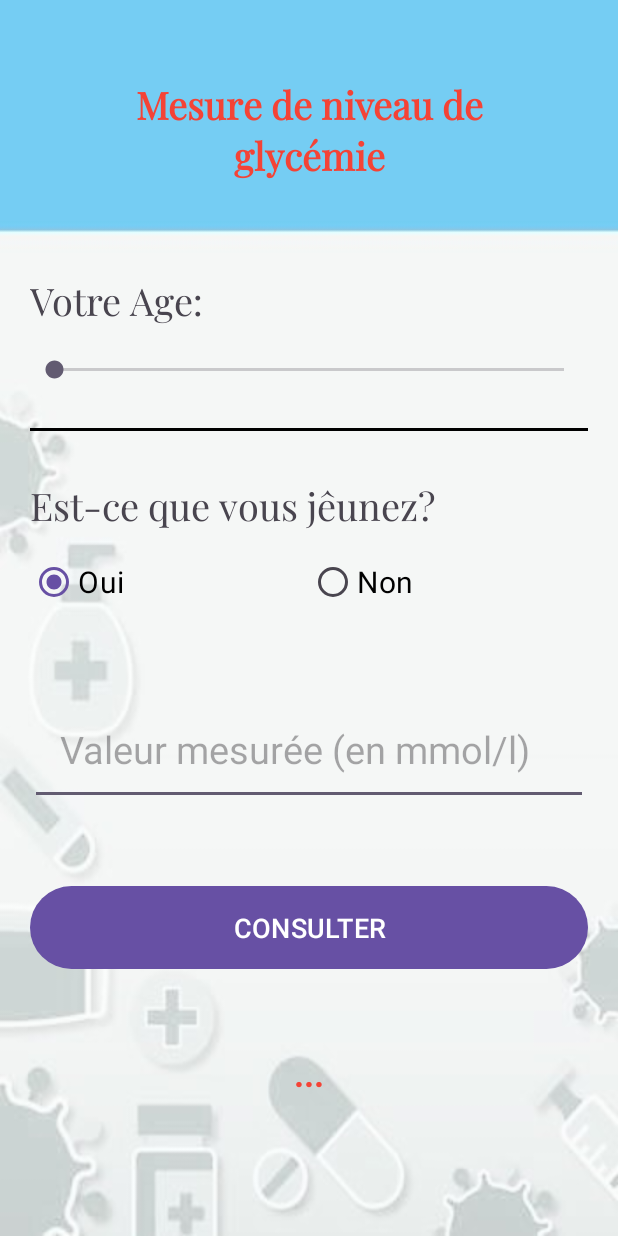
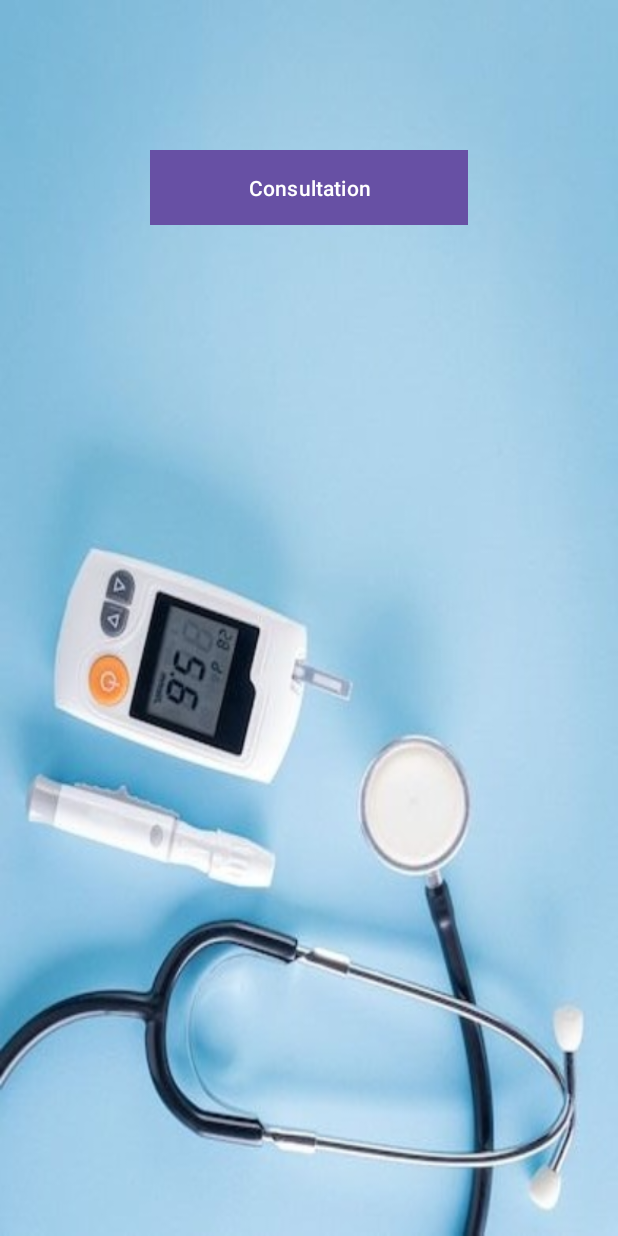
Before and after one commit to oumaimamdaini/projet1, an Android app: the screen it shows after launch (MainActivity before the commit, HomeActivity after it), on a phone screen of 412 x 824 dp. Run offline under Robolectric (Android 15) with nearby library versions, the phone set to English and light mode, and no system bars.

Commit message:
first commit

```diff
--- a/app/src/main/AndroidManifest.xml
+++ b/app/src/main/AndroidManifest.xml
@@ -13,7 +13,10 @@
         android:theme="@style/Theme.Projet1"
         tools:targetApi="31">
         <activity
-            android:name="View.MainActivity"
+            android:name=".pr1.View.MainActivity"
+            android:exported="false" />
+        <activity
+            android:name=".pr1.View.HomeActivity"
             android:exported="true">
             <intent-filter>
                 <action android:name="android.intent.action.MAIN" />
@@ -21,6 +24,7 @@
                 <category android:name="android.intent.category.LAUNCHER" />
             </intent-filter>
         </activity>
+
         <meta-data
             android:name="preloaded_fonts"
             android:resource="@array/preloaded_fonts" />
--- /dev/null
+++ b/app/src/main/java/com/example/projet1/pr1/View/HomeActivity.java
@@ -0,0 +1,28 @@
+package com.example.projet1.pr1.View;
+
+import androidx.appcompat.app.AppCompatActivity;
+
+import android.content.Intent;
+import android.os.Bundle;
+import android.view.View;
+import android.widget.Button;
+
+import com.example.projet1.R;
+public class HomeActivity extends AppCompatActivity {
+    private Button button1;
+
+    @Override
+    protected void onCreate(Bundle savedInstanceState) {
+        super.onCreate(savedInstanceState);
+        setContentView(R.layout.activity_home);
+        button1 = findViewById(R.id.button1);
+        button1.setOnClickListener(new View.OnClickListener() {
+            @Override
+            public void onClick(View view) {
+                Intent intent = new Intent(HomeActivity.this, MainActivity.class);
+                startActivity(intent);  // Corrected method name
+                finish();
+            }
+        });
+    }
+}
--- a/app/src/main/java/View/MainActivity.java
+++ b/app/src/main/java/com/example/projet1/pr1/View/MainActivity.java
@@ -1,4 +1,4 @@
-package View;
+package com.example.projet1.pr1.View;
 
 import androidx.appcompat.app.AppCompatActivity;
 
@@ -15,12 +15,15 @@ import android.widget.Toast;
 
 import com.example.projet1.R;
 
+import com.example.projet1.pr1.Controller.Controller;
+
 public class MainActivity extends AppCompatActivity {
     private EditText et;
     private TextView tvAge,tvReponse;
     private RadioButton rb1,rb2;
     private SeekBar sk;
     private Button bt;
+    private Controller controller= Controller.getinstance();
 
     @Override
     protected void onCreate(Bundle savedInstanceState) {
--- /dev/null
+++ b/app/src/main/res/layout/activity_home.xml
@@ -0,0 +1,21 @@
+<RelativeLayout
+    xmlns:android="http://schemas.android.com/apk/res/android"
+    android:layout_width="match_parent"
+    android:layout_height="match_parent"
+    android:background="@drawable/img">
+
+    <Button
+        android:id="@+id/button1"
+        android:layout_width="match_parent"
+        android:layout_height="50dp"
+
+        android:text="Consultation"
+        android:layout_alignParentTop="true"
+        android:layout_alignParentStart="true"
+        android:layout_margin="100dp"
+        android:background="@color/black"
+        android:textColor="@color/white"
+        android:textsize="28sp"/>
+
+
+</RelativeLayout>
--- a/app/src/main/res/layout/activity_main.xml
+++ b/app/src/main/res/layout/activity_main.xml
@@ -4,7 +4,7 @@
     xmlns:tools="http://schemas.android.com/tools"
     android:layout_width="match_parent"
     android:layout_height="match_parent"
-    tools:context="View.MainActivity"
+    tools:context=".pr1.View.MainActivity"
     android:background="@drawable/app_background"
     android:orientation="vertical"
     android:padding="20dp"
```
Also changed, not shown: app/src/main/java/com/example/projet1/pr1/Controller/Controller.java (added, +27 -0 lines), app/src/main/java/com/example/projet1/pr1/Model/Patient.java (added, +70 -0 lines), app/src/main/res/drawable/img.png (added).
